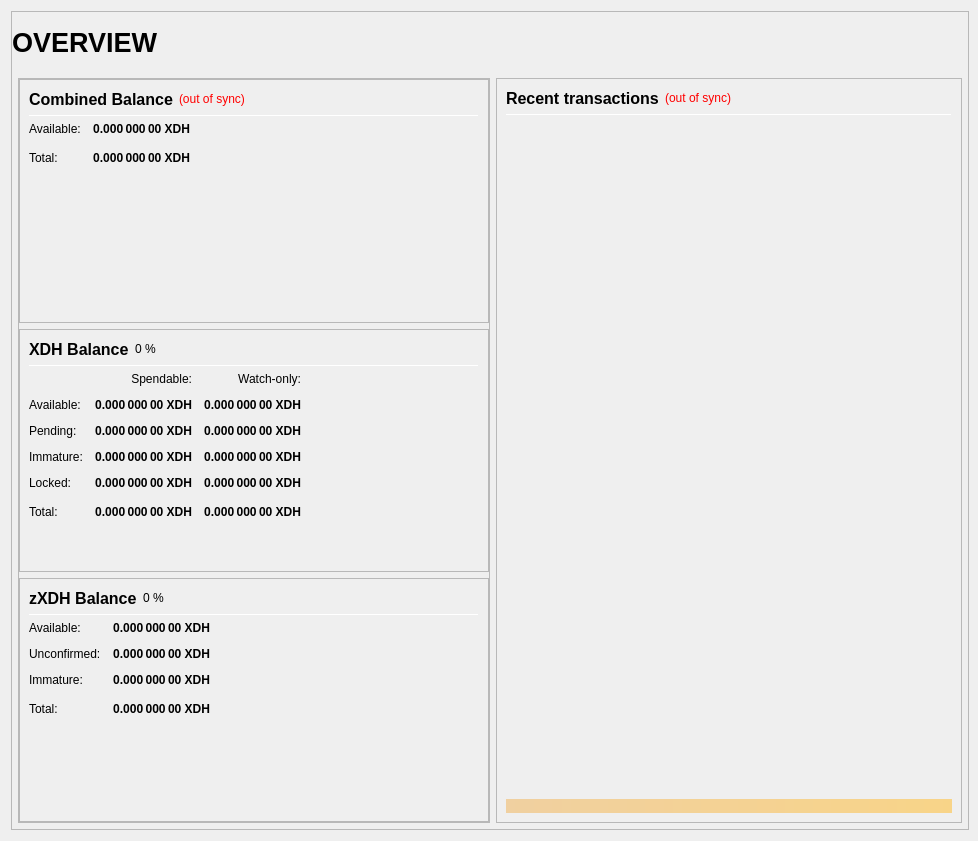
This is src/qt/forms/overviewpage.ui in kahsh/kahsh as Qt 5 draws it before an edit. The edited form follows.
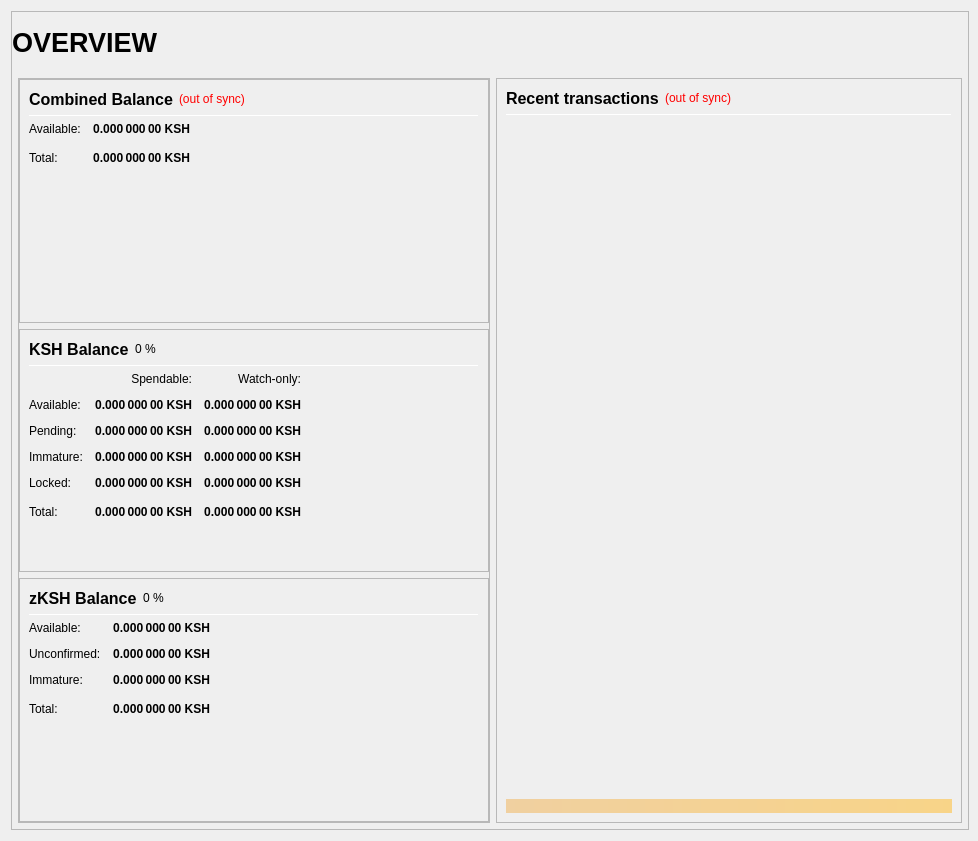
This is the edited form.

```diff
--- a/src/qt/forms/overviewpage.ui
+++ b/src/qt/forms/overviewpage.ui
@@ -333,7 +333,7 @@
                           <string>Your current spendable balance</string>
                          </property>
                          <property name="text">
-                          <string notr="true">0.000 000 00 XDH</string>
+                          <string notr="true">0.000 000 00 KSH</string>
                          </property>
                          <property name="alignment">
                           <set>Qt::AlignRight|Qt::AlignTrailing|Qt::AlignVCenter</set>
@@ -365,7 +365,7 @@
                           <string>Total Balance, including all unavailable coins.</string>
                          </property>
                          <property name="text">
-                          <string notr="true">0.000 000 00 XDH</string>
+                          <string notr="true">0.000 000 00 KSH</string>
                          </property>
                          <property name="alignment">
                           <set>Qt::AlignRight|Qt::AlignTrailing|Qt::AlignVCenter</set>
@@ -433,7 +433,7 @@
                           </font>
                          </property>
                          <property name="text">
-                          <string>XDH Balance</string>
+                          <string>KSH Balance</string>
                          </property>
                         </widget>
                        </item>
@@ -525,7 +525,7 @@
                           <string>Your current spendable balance</string>
                          </property>
                          <property name="text">
-                          <string notr="true">0.000 000 00 XDH</string>
+                          <string notr="true">0.000 000 00 KSH</string>
                          </property>
                          <property name="alignment">
                           <set>Qt::AlignRight|Qt::AlignTrailing|Qt::AlignVCenter</set>
@@ -550,7 +550,7 @@
                           <string>Your current balance in watch-only addresses</string>
                          </property>
                          <property name="text">
-                          <string notr="true">0.000 000 00 XDH</string>
+                          <string notr="true">0.000 000 00 KSH</string>
                          </property>
                          <property name="alignment">
                           <set>Qt::AlignRight|Qt::AlignTrailing|Qt::AlignVCenter</set>
@@ -582,7 +582,7 @@
                           <string>Total of transactions that have yet to be confirmed, and do not yet count toward the spendable balance</string>
                          </property>
                          <property name="text">
-                          <string notr="true">0.000 000 00 XDH</string>
+                          <string notr="true">0.000 000 00 KSH</string>
                          </property>
                          <property name="alignment">
                           <set>Qt::AlignRight|Qt::AlignTrailing|Qt::AlignVCenter</set>
@@ -607,7 +607,7 @@
                           <string>Unconfirmed transactions to watch-only addresses</string>
                          </property>
                          <property name="text">
-                          <string notr="true">0.000 000 00 XDH</string>
+                          <string notr="true">0.000 000 00 KSH</string>
                          </property>
                          <property name="alignment">
                           <set>Qt::AlignRight|Qt::AlignTrailing|Qt::AlignVCenter</set>
@@ -639,7 +639,7 @@
                           <string>Staked or masternode rewards that has not yet matured</string>
                          </property>
                          <property name="text">
-                          <string notr="true">0.000 000 00 XDH</string>
+                          <string notr="true">0.000 000 00 KSH</string>
                          </property>
                          <property name="alignment">
                           <set>Qt::AlignRight|Qt::AlignTrailing|Qt::AlignVCenter</set>
@@ -664,7 +664,7 @@
                           <string>Staked or masternode rewards in watch-only addresses that has not yet matured</string>
                          </property>
                          <property name="text">
-                          <string notr="true">0.000 000 00 XDH</string>
+                          <string notr="true">0.000 000 00 KSH</string>
                          </property>
                          <property name="alignment">
                           <set>Qt::AlignRight|Qt::AlignTrailing|Qt::AlignVCenter</set>
@@ -699,7 +699,7 @@
                           <string>Locked XDH or Masternode collaterals. These are excluded from zXDH minting.</string>
                          </property>
                          <property name="text">
-                          <string notr="true">0.000 000 00 XDH</string>
+                          <string notr="true">0.000 000 00 KSH</string>
                          </property>
                          <property name="alignment">
                           <set>Qt::AlignRight|Qt::AlignTrailing|Qt::AlignVCenter</set>
@@ -724,7 +724,7 @@
                           <string>Current locked balance in watch-only addresses</string>
                          </property>
                          <property name="text">
-                          <string notr="true">0.000 000 00 XDH</string>
+                          <string notr="true">0.000 000 00 KSH</string>
                          </property>
                          <property name="alignment">
                           <set>Qt::AlignRight|Qt::AlignTrailing|Qt::AlignVCenter</set>
@@ -759,7 +759,7 @@
                           <string>Your current Kahsh balance, unconfirmed and immature transactions included</string>
                          </property>
                          <property name="text">
-                          <string notr="true">0.000 000 00 XDH</string>
+                          <string notr="true">0.000 000 00 KSH</string>
                          </property>
                          <property name="alignment">
                           <set>Qt::AlignRight|Qt::AlignTrailing|Qt::AlignVCenter</set>
@@ -784,7 +784,7 @@
                           <string>Current total balance in watch-only addresses</string>
                          </property>
                          <property name="text">
-                          <string notr="true">0.000 000 00 XDH</string>
+                          <string notr="true">0.000 000 00 KSH</string>
                          </property>
                          <property name="alignment">
                           <set>Qt::AlignRight|Qt::AlignTrailing|Qt::AlignVCenter</set>
@@ -852,7 +852,7 @@
                           </font>
                          </property>
                          <property name="text">
-                          <string>zXDH Balance</string>
+                          <string>zKSH Balance</string>
                          </property>
                         </widget>
                        </item>
@@ -926,7 +926,7 @@
 These zXDH are spendable.</string>
                          </property>
                          <property name="text">
-                          <string notr="true">0.000 000 00 XDH</string>
+                          <string notr="true">0.000 000 00 KSH</string>
                          </property>
                          <property name="alignment">
                           <set>Qt::AlignRight|Qt::AlignTrailing|Qt::AlignVCenter</set>
@@ -957,7 +957,7 @@
 Immature: confirmed, but less than 1 mint of the same denomination after it was minted</string>
                          </property>
                          <property name="text">
-                          <string notr="true">0.000 000 00 XDH</string>
+                          <string notr="true">0.000 000 00 KSH</string>
                          </property>
                          <property name="alignment">
                           <set>Qt::AlignRight|Qt::AlignTrailing|Qt::AlignVCenter</set>
@@ -988,7 +988,7 @@
 Immature: confirmed, but less than 1 mint of the same denomination after it was minted</string>
                          </property>
                          <property name="text">
-                          <string notr="true">0.000 000 00 XDH</string>
+                          <string notr="true">0.000 000 00 KSH</string>
                          </property>
                          <property name="alignment">
                           <set>Qt::AlignRight|Qt::AlignTrailing|Qt::AlignVCenter</set>
@@ -1020,7 +1020,7 @@
                           <string>Your current zXDH balance, unconfirmed and immature zXDH included.</string>
                          </property>
                          <property name="text">
-                          <string notr="true">0.000 000 00 XDH</string>
+                          <string notr="true">0.000 000 00 KSH</string>
                          </property>
                          <property name="alignment">
                           <set>Qt::AlignRight|Qt::AlignTrailing|Qt::AlignVCenter</set>
```
Left out of the diff: 16 changed lines with no effect on the pictures.
